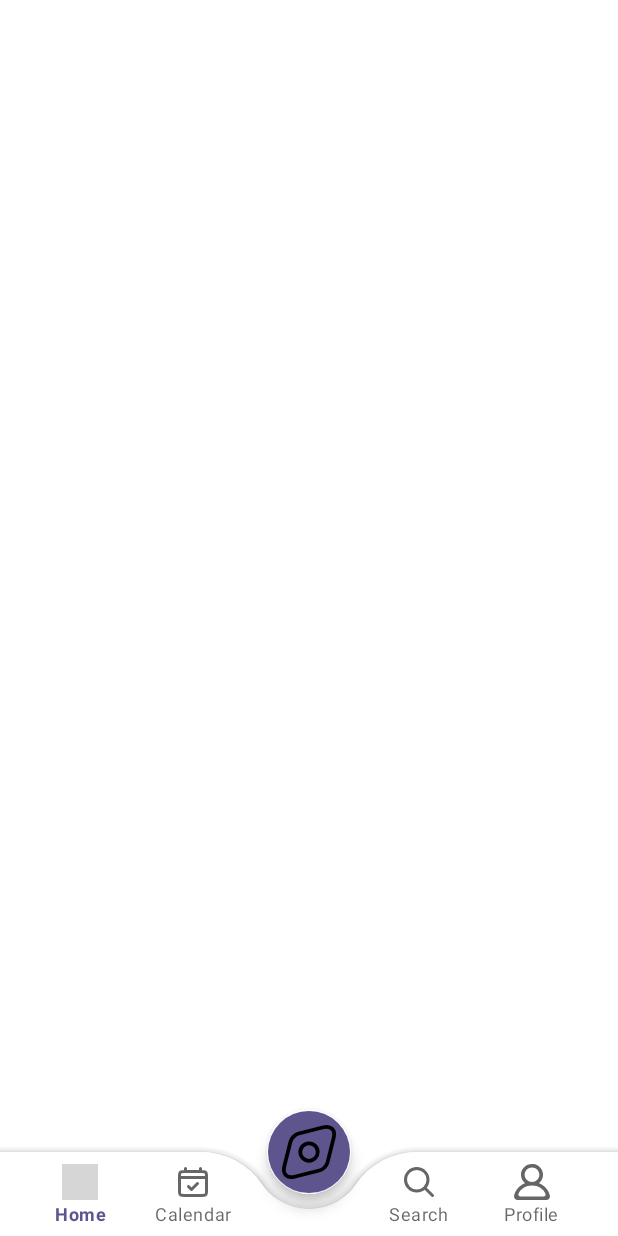
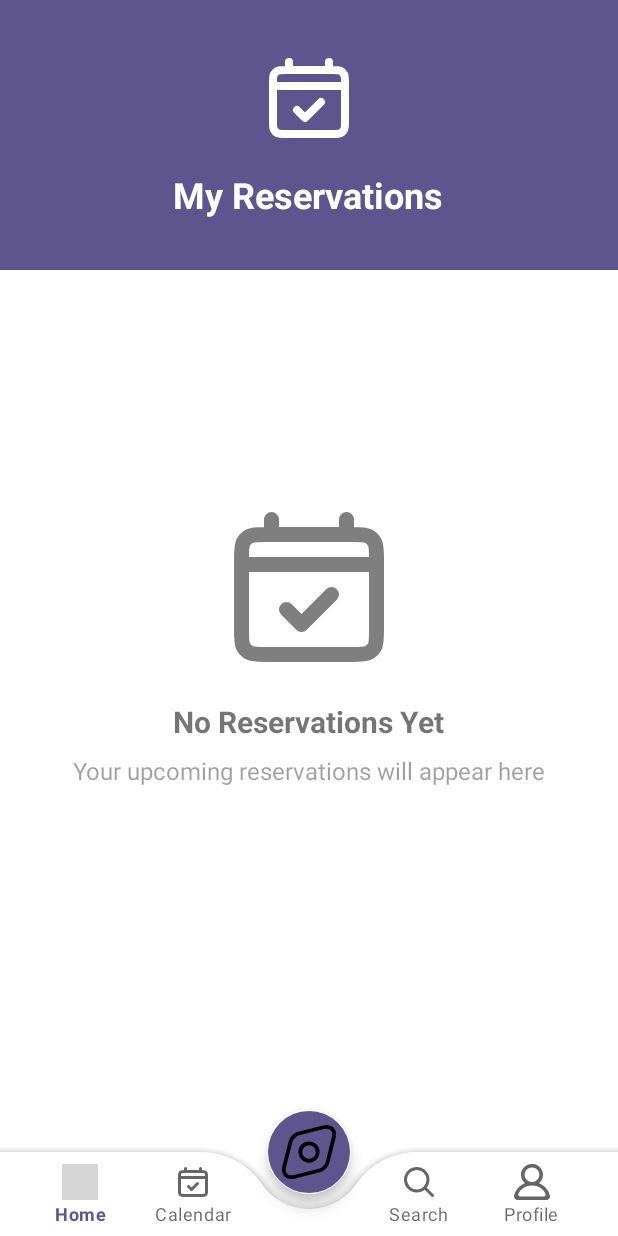
Before and after one commit to Hamza-Eng/AGSS, an Android app: the fragment CalendarFragment placed in its activity, on a phone screen of 412 x 824 dp. Run offline under Robolectric (Android 15) with nearby library versions, the phone set to English and light mode, and no system bars; grey boxes are pictures that could not be loaded.

Commit message:
enhance the calendary Fragment

```diff
--- a/app/src/main/java/com/example/agss/Fragments/CalendarFragment.kt
+++ b/app/src/main/java/com/example/agss/Fragments/CalendarFragment.kt
@@ -5,111 +5,58 @@ import androidx.fragment.app.Fragment
 import android.view.LayoutInflater
 import android.view.View
 import android.view.ViewGroup
+import androidx.recyclerview.widget.LinearLayoutManager
+import androidx.recyclerview.widget.RecyclerView
 import com.example.agss.R
-import android.util.Log
+import com.example.agss.adapters.ReservationAdapter
+import com.example.agss.models.Reservation
 import android.content.Context
-import android.graphics.Typeface
-import android.util.TypedValue
-import android.widget.LinearLayout
-import android.widget.TextView
-import com.google.android.material.card.MaterialCardView
-import androidx.core.content.ContextCompat
-import com.example.agss.databinding.FragmentCalendarBinding
 
-// TODO: Rename parameter arguments, choose names that match
-// the fragment initialization parameters, e.g. ARG_ITEM_NUMBER
-private const val ARG_PARAM1 = "param1"
-private const val ARG_PARAM2 = "param2"
+class CalendarFragment : Fragment() {
 
-/**
- * A simple [Fragment] subclass.
- * Use the [CalendarFragment.newInstance] factory method to
- * create an instance of this fragment.
- */
-class CalendarFragment : Fragment() {
-    private var _binding: FragmentCalendarBinding? = null
-    private val binding get() = _binding!!
+    private lateinit var reservationsRecyclerView: RecyclerView
 
     override fun onCreateView(
-        inflater: LayoutInflater,
-        container: ViewGroup?,
+        inflater: LayoutInflater, container: ViewGroup?,
         savedInstanceState: Bundle?
-    ): View {
-        _binding = FragmentCalendarBinding.inflate(inflater, container, false)
-        return binding.root
+    ): View? {
+        return inflater.inflate(R.layout.fragment_calendar, container, false)
     }
 
     override fun onViewCreated(view: View, savedInstanceState: Bundle?) {
         super.onViewCreated(view, savedInstanceState)
-        displayReservations()
+        setupReservationsList(view)
     }
 
-    private fun displayReservations() {
+    private fun setupReservationsList(view: View) {
+        reservationsRecyclerView = view.findViewById(R.id.reservationsRecyclerView)
+        reservationsRecyclerView.layoutManager = LinearLayoutManager(context)
+
+        // Get reservations from SharedPreferences
         val sharedPreferences = requireContext().getSharedPreferences("Reservations", Context.MODE_PRIVATE)
         val reservationsSet = sharedPreferences.getStringSet("reservations", setOf()) ?: setOf()
 
-        val reservationsLayout = binding.reservationsLayout
-        reservationsLayout.removeAllViews()
-
-        for (reservationJson in reservationsSet) {
+        // Convert reservations to list
+        val reservations = reservationsSet.mapNotNull { reservationJson ->
             try {
-                // Extract values using simple string manipulation
                 val lines = reservationJson.split(",")
-                val stadiumName = lines.find { it.contains("stadiumName") }?.split(":")?.get(1)?.trim()?.removeSurrounding("\"") ?: ""
-                val date = lines.find { it.contains("date") }?.split(":")?.get(1)?.trim()?.removeSurrounding("\"") ?: ""
-                val time = lines.find { it.contains("time") }?.split(":")?.get(1)?.trim()?.removeSurrounding("\"") ?: ""
-                val price = lines.find { it.contains("price") }?.split(":")?.get(1)?.trim()?.removeSurrounding("\"") ?: ""
-
-                // Create a card view for each reservation
-                val cardView = MaterialCardView(requireContext()).apply {
-                    layoutParams = LinearLayout.LayoutParams(
-                        LinearLayout.LayoutParams.MATCH_PARENT,
-                        LinearLayout.LayoutParams.WRAP_CONTENT
-                    ).apply {
-                        setMargins(16, 8, 16, 8)
-                    }
-                    radius = resources.getDimension(R.dimen.card_corner_radius)
-                    elevation = resources.getDimension(R.dimen.card_elevation)
-                }
-
-                val contentLayout = LinearLayout(requireContext()).apply {
-                    orientation = LinearLayout.VERTICAL
-                    setPadding(16, 16, 16, 16)
-                }
-
-                // Add reservation details
-                contentLayout.addView(TextView(requireContext()).apply {
-                    text = "Stadium: $stadiumName"
-                    setTextSize(TypedValue.COMPLEX_UNIT_SP, 18f)
-                    setTypeface(null, Typeface.BOLD)
-                })
-
-                contentLayout.addView(TextView(requireContext()).apply {
-                    text = "Date: $date"
-                    setTextSize(TypedValue.COMPLEX_UNIT_SP, 16f)
-                })
-
-                contentLayout.addView(TextView(requireContext()).apply {
-                    text = "Time: $time"
-                    setTextSize(TypedValue.COMPLEX_UNIT_SP, 16f)
-                })
-
-                contentLayout.addView(TextView(requireContext()).apply {
-                    text = "Price: $price"
-                    setTextSize(TypedValue.COMPLEX_UNIT_SP, 16f)
-                    setTextColor(ContextCompat.getColor(context, R.color.my_primary))
-                })
-
-                cardView.addView(contentLayout)
-                reservationsLayout.addView(cardView)
+                Reservation(
+                    stadiumName = lines.find { it.contains("stadiumName") }?.split(":")?.get(1)?.trim()?.removeSurrounding("\"") ?: "",
+                    date = lines.find { it.contains("date") }?.split(":")?.get(1)?.trim()?.removeSurrounding("\"") ?: "",
+                    time = lines.find { it.contains("time") }?.split(":")?.get(1)?.trim()?.removeSurrounding("\"") ?: "",
+                    price = lines.find { it.contains("price") }?.split(":")?.get(1)?.trim()?.removeSurrounding("\"") ?: "",
+                    userName = "" // Add if you have user info
+                )
             } catch (e: Exception) {
-                Log.e("CalendarFragment", "Error parsing reservation: $e")
+                null
             }
         }
-    }
 
-    override fun onDestroyView() {
-        super.onDestroyView()
-        _binding = null
+        // Show/hide empty state
+        view.findViewById<View>(R.id.emptyStateLayout).visibility =
+            if (reservations.isEmpty()) View.VISIBLE else View.GONE
+
+        // Set adapter
+        reservationsRecyclerView.adapter = ReservationAdapter(reservations)
     }
 }
--- a/app/src/main/res/layout/fragment_calendar.xml
+++ b/app/src/main/res/layout/fragment_calendar.xml
@@ -1,13 +1,90 @@
 <?xml version="1.0" encoding="utf-8"?>
-<ScrollView xmlns:android="http://schemas.android.com/apk/res/android"
+<androidx.coordinatorlayout.widget.CoordinatorLayout
+    xmlns:android="http://schemas.android.com/apk/res/android"
+    xmlns:app="http://schemas.android.com/apk/res-auto"
     android:layout_width="match_parent"
-    android:layout_height="match_parent">
+    android:layout_height="match_parent"
+    android:background="@color/white">
 
+    <!-- Header Section -->
+    <com.google.android.material.appbar.AppBarLayout
+        android:layout_width="match_parent"
+        android:layout_height="wrap_content">
+
+        <com.google.android.material.appbar.CollapsingToolbarLayout
+            android:layout_width="match_parent"
+            android:layout_height="180dp"
+            app:layout_scrollFlags="scroll|exitUntilCollapsed"
+            app:contentScrim="@color/my_primary">
+
+            <LinearLayout
+                android:layout_width="match_parent"
+                android:layout_height="match_parent"
+                android:orientation="vertical"
+                android:gravity="center"
+                android:background="@color/my_primary"
+                android:padding="16dp">
+
+                <ImageView
+                    android:layout_width="64dp"
+                    android:layout_height="64dp"
+                    android:src="@drawable/calendar_check_svgrepo_com"
+                    app:tint="@color/white"/>
+
+                <TextView
+                    android:layout_width="wrap_content"
+                    android:layout_height="wrap_content"
+                    android:text="My Reservations"
+                    android:textColor="@color/white"
+                    android:textSize="24sp"
+                    android:textStyle="bold"
+                    android:layout_marginTop="16dp"/>
+
+            </LinearLayout>
+        </com.google.android.material.appbar.CollapsingToolbarLayout>
+    </com.google.android.material.appbar.AppBarLayout>
+
+    <!-- Empty State -->
     <LinearLayout
-        android:id="@+id/reservationsLayout"
+        android:id="@+id/emptyStateLayout"
         android:layout_width="match_parent"
         android:layout_height="wrap_content"
         android:orientation="vertical"
-        android:padding="8dp" />
+        android:gravity="center"
+        android:visibility="gone"
+        android:layout_gravity="center"
+        android:layout_marginTop="32dp">
 
-</ScrollView>
+        <ImageView
+            android:layout_width="120dp"
+            android:layout_height="120dp"
+            android:src="@drawable/calendar_check_svgrepo_com"
+            android:alpha="0.5"/>
+
+        <TextView
+            android:layout_width="wrap_content"
+            android:layout_height="wrap_content"
+            android:text="No Reservations Yet"
+            android:textSize="20sp"
+            android:textStyle="bold"
+            android:layout_marginTop="16dp"/>
+
+        <TextView
+            android:layout_width="wrap_content"
+            android:layout_height="wrap_content"
+            android:text="Your upcoming reservations will appear here"
+            android:textSize="16sp"
+            android:alpha="0.7"
+            android:layout_marginTop="8dp"/>
+    </LinearLayout>
+
+    <!-- Reservations List -->
+    <androidx.recyclerview.widget.RecyclerView
+        android:id="@+id/reservationsRecyclerView"
+        android:layout_width="match_parent"
+        android:layout_height="match_parent"
+        android:padding="16dp"
+        android:clipToPadding="false"
+        app:layout_behavior="@string/appbar_scrolling_view_behavior"/>
+
+</androidx.coordinatorlayout.widget.CoordinatorLayout>
```
Also changed, not shown: app/src/main/java/com/example/agss/adapters/ReservationAdapter.kt (added, +40 -0 lines), app/src/main/res/drawable/ic_time.xml (added, +7 -0 lines), app/src/main/res/layout/item_reservation.xml (added, +76 -0 lines).
